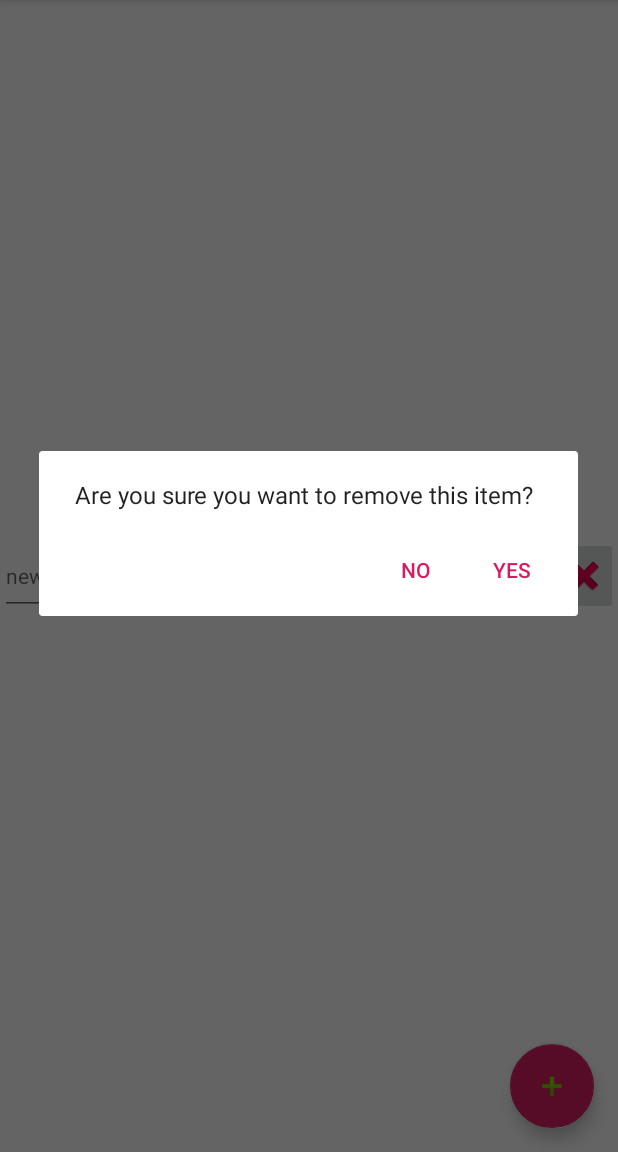
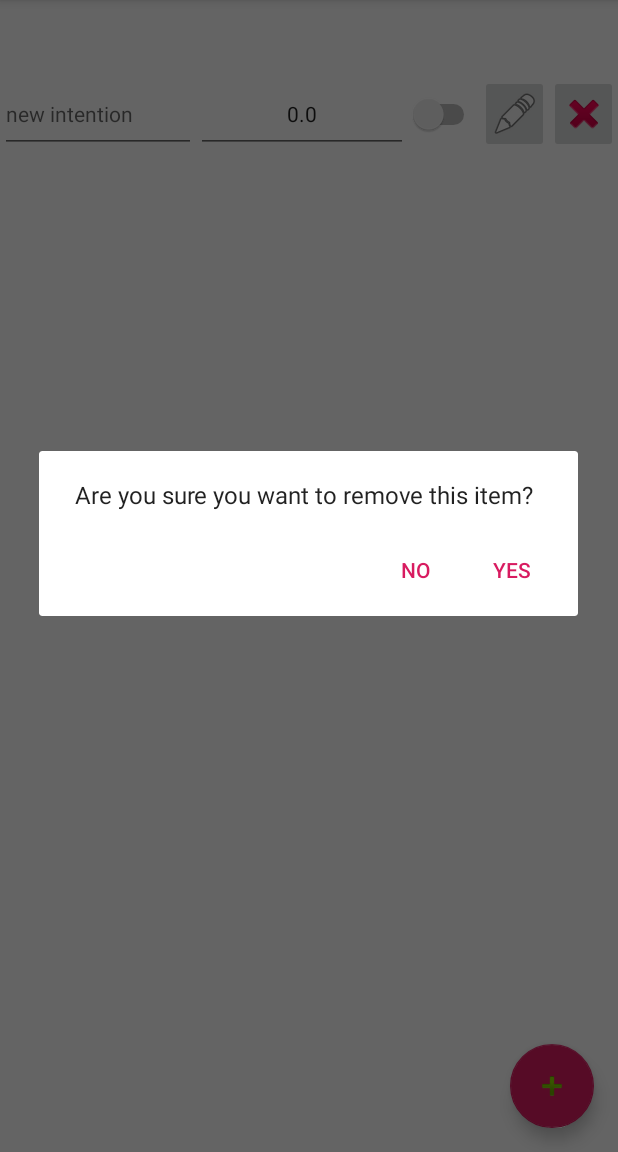
Before and after one commit to ErikLoo/HW-Data-Collection, an Android app: the screen it shows after launch (MainActivity), after a tap on "DataCollectionApp", on a phone screen of 412 x 824 dp, the part 84-1236 px from its top. Run offline under Robolectric (Android 15) with nearby library versions, the phone set to English and light mode, and no system bars; 2 other taps on this screen came first.

Commit message:
make the list view adhere to the top of the page

```diff
--- a/app/src/main/res/layout/content_main.xml
+++ b/app/src/main/res/layout/content_main.xml
@@ -12,7 +12,7 @@
         android:id="@+id/EnterPays_atomPaysList"
         android:layout_width="fill_parent"
         android:layout_height="wrap_content"
-        app:layout_constraintBottom_toBottomOf="parent"
+        android:layout_marginTop="50dp"
         app:layout_constraintEnd_toEndOf="parent"
         app:layout_constraintStart_toStartOf="parent"
         app:layout_constraintTop_toTopOf="parent"
```
Also changed, not shown: 2 other files.
